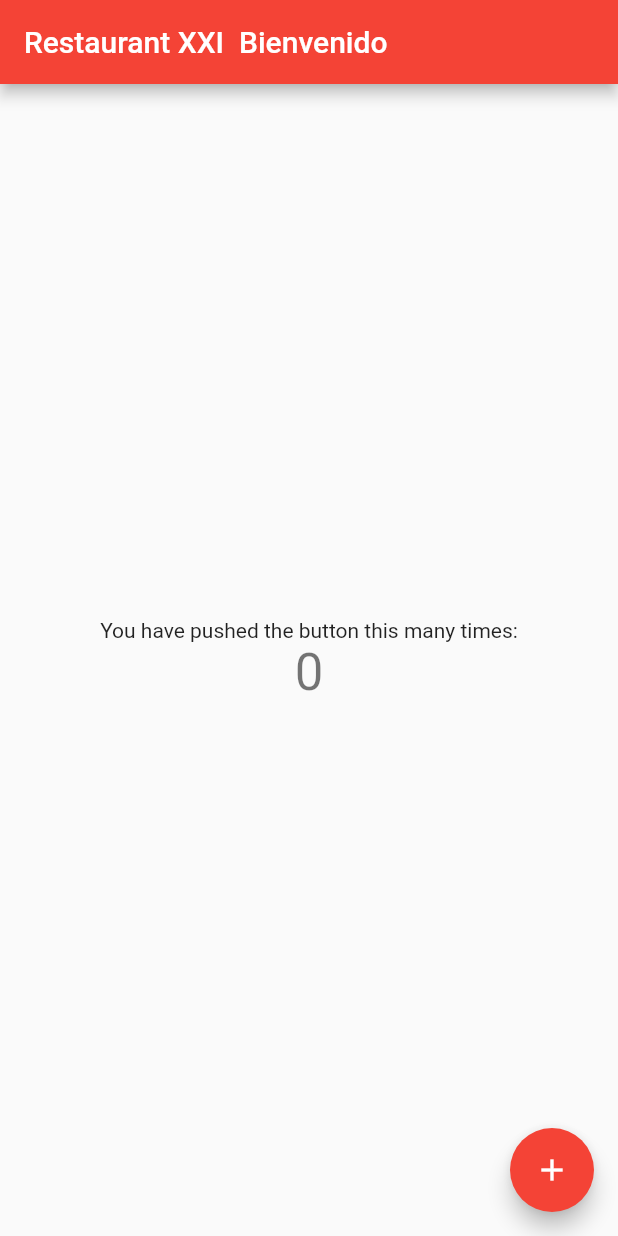
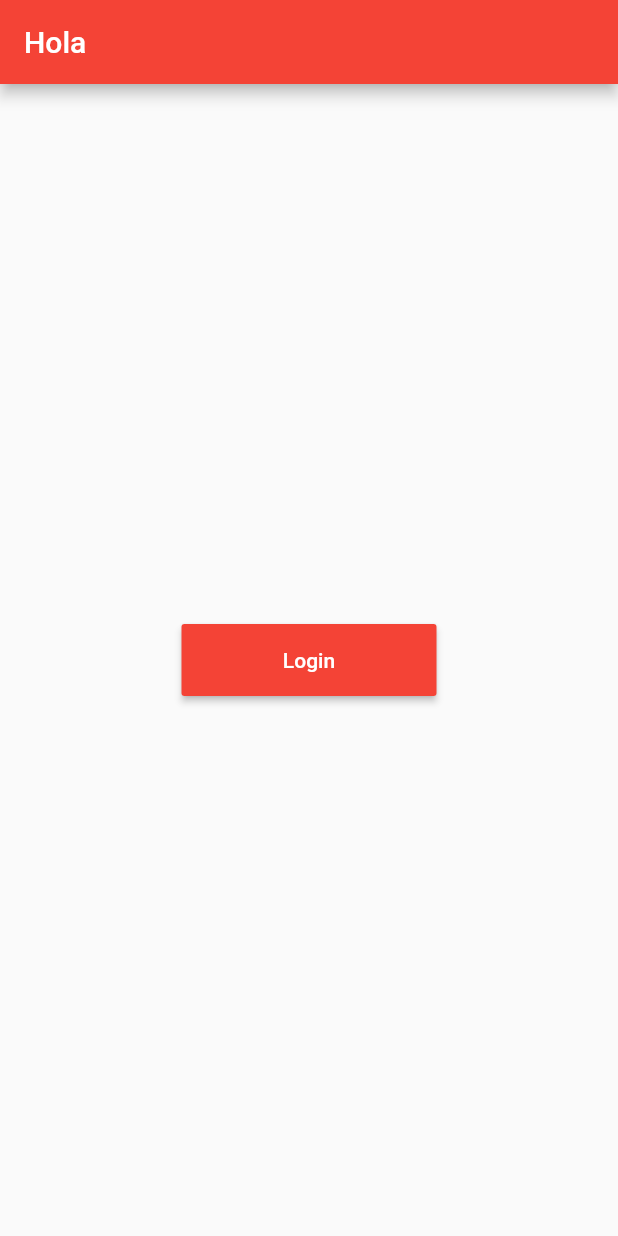
Before and after one commit to brandon14484/restaurante_cliente, a Flutter app: the screen it shows after launch, on a phone screen of 412 x 824 dp. Run offline on Flutter 3.47's test engine with Material 2 defaults, Android fonts, the phone set to English and light mode, and no system bars.

Commit message:
Agrega rutas

```diff
--- a/lib/main.dart
+++ b/lib/main.dart
@@ -1,117 +1,30 @@
 import 'package:flutter/material.dart';
+import 'package:restaurante_cliente/screens/botones_screen.dart';
+import 'package:restaurante_cliente/screens/main_screen.dart';
 
 void main() {
   runApp(const MyApp());
 }
 
-class MyApp extends StatelessWidget {
+class MyApp extends StatefulWidget {
   const MyApp({Key? key}) : super(key: key);
+  @override
+  MyAppState createState() => MyAppState();
+}
 
-  // This widget is the root of your application.
+class MyAppState extends State<MyApp>{
   @override
   Widget build(BuildContext context) {
     return MaterialApp(
       title: 'Restaurant XXI  Bienvenido',
       theme: ThemeData(
-        // This is the theme of your application.
-        //
-        // Try running your application with "flutter run". You'll see the
-        // application has a blue toolbar. Then, without quitting the app, try
-        // changing the primarySwatch below to Colors.green and then invoke
-        // "hot reload" (press "r" in the console where you ran "flutter run",
-        // or simply save your changes to "hot reload" in a Flutter IDE).
-        // Notice that the counter didn't reset back to zero; the application
-        // is not restarted.
         primarySwatch: Colors.red,
       ),
-      home: const MyHomePage(title: 'Restaurant XXI  Bienvenido'),
+      initialRoute: MainScreen.routeName,
+      routes: {
+        MainScreen.routeName: (context) => const MainScreen(),
+        BotonesScreen.routeName: (context) => const BotonesScreen(),
+      },
     );
   }
 }
-
-class MyHomePage extends StatefulWidget {
-  const MyHomePage({Key? key, required this.title}) : super(key: key);
-
-  // This widget is the home page of your application. It is stateful, meaning
-  // that it has a State object (defined below) that contains fields that affect
-  // how it looks.
-
-  // This class is the configuration for the state. It holds the values (in this
-  // case the title) provided by the parent (in this case the App widget) and
-  // used by the build method of the State. Fields in a Widget subclass are
-  // always marked "final".
-
-  final String title;
-
-  @override
-  State<MyHomePage> createState() => _MyHomePageState();
-}
-
-class _MyHomePageState extends State<MyHomePage> {
-  int _counter = 0;
-
-  void _incrementCounter() {
-    setState(() {
-      // This call to setState tells the Flutter framework that something has
-      // changed in this State, which causes it to rerun the build method below
-      // so that the display can reflect the updated values. If we changed
-      // _counter without calling setState(), then the build method would not be
-      // called again, and so nothing would appear to happen.
-      _counter++;
-    });
-  }
-
-  @override
-  Widget build(BuildContext context) {
-    // This method is rerun every time setState is called, for instance as done
-    // by the _incrementCounter method above.
-    //
-    // The Flutter framework has been optimized to make rerunning build methods
-    // fast, so that you can just rebuild anything that needs updating rather
-    // than having to individually change instances of widgets.
-    return Scaffold(
-      appBar: AppBar(
-        // Here we take the value from the MyHomePage object that was created by
-        // the App.build method, and use it to set our appbar title.
-        title: Text(widget.title),
-      ),
-      body: Center(
-        // Center is a layout widget. It takes a single child and positions it
-        // in the middle of the parent.
-        child: Column(
-          // Column is also a layout widget. It takes a list of children and
-          // arranges them vertically. By default, it sizes itself to fit its
-          // children horizontally, and tries to be as tall as its parent.
-          //
-          // Invoke "debug painting" (press "p" in the console, choose the
-          // "Toggle Debug Paint" action from the Flutter Inspector in Android
-          // Studio, or the "Toggle Debug Paint" command in Visual Studio Code)
-          // to see the wireframe for each widget.
-          //
-          // Column has various properties to control how it sizes itself and
-          // how it positions its children. Here we use mainAxisAlignment to
-          // center the children vertically; the main axis here is the vertical
-          // axis because Columns are vertical (the cross axis would be
-          // horizontal).
-          mainAxisAlignment: MainAxisAlignment.center,
-          children: <Widget>[
-            const Text(
-              'You have pushed the button this many times:',
-            ),
-            Text(
-              '$_counter',
-              style: Theme.of(context).textTheme.headline4,
-            ),
-          ],
-        ),
-      ),
-      floatingActionButton: FloatingActionButton(
-        onPressed: _incrementCounter,
-        tooltip: 'cliente',
-        child: const Icon(Icons.add),
-      ),
-      // This trailing comma makes auto-formatting nicer for build methods.
-    );
-
-  }
-}
--- /dev/null
+++ b/lib/screens/main_screen.dart
@@ -0,0 +1,53 @@
+import 'package:flutter/material.dart';
+import 'package:restaurante_cliente/screens/botones_screen.dart';
+
+class MainScreen extends StatelessWidget{
+  static const routeName = '/';
+  const MainScreen({super.key});
+
+  @override
+  Widget build(BuildContext context) {
+    return Scaffold(
+      appBar: AppBar(
+        title: Text("Hola"),
+      ),
+      body: Center(
+        child: Row(
+          mainAxisAlignment: MainAxisAlignment.center,
+          children: [
+            MaterialButton(
+              padding: const EdgeInsets.symmetric(vertical: 16),
+              onPressed: () => _login(context),
+              height: 40,
+              minWidth: 170,
+              color: Colors.red,
+              textColor: Colors.white,
+              child: Text(
+                'Login',
+              ),
+            ),
+          ],
+        ),
+      ),
+    );
+  }
+
+  _login(BuildContext context){
+    var user = _authenticate();
+    _redirect(context);
+  }
+
+  _authenticate(){
+    // Conexion a la API
+    // API -> BD
+    // Retorna un usuario
+    return {
+      "rut": "199827081",
+      "nombre": "Francisco Tapia"
+    };
+  }
+
+  _redirect(BuildContext context){
+    Navigator.pushNamed(context, BotonesScreen.routeName);
+  }
+}
```
Also changed, not shown: boton.dart (deleted, +0 -52 lines), lib/screens/botones_screen.dart (added, +46 -0 lines), 2 other files.
